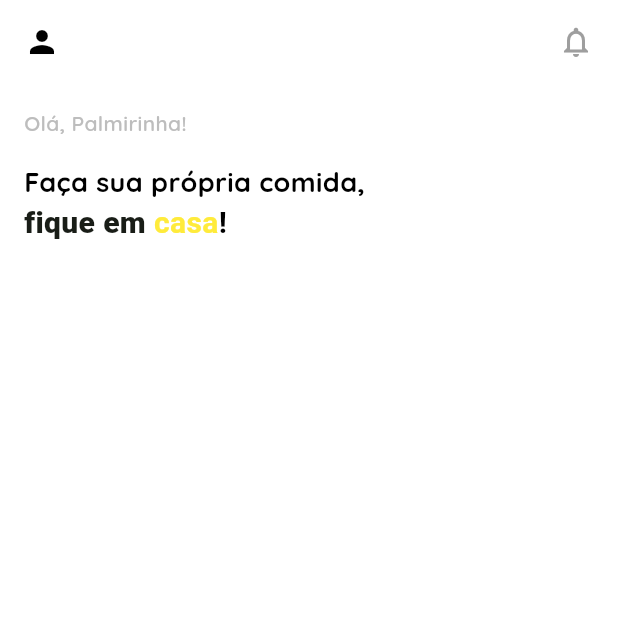
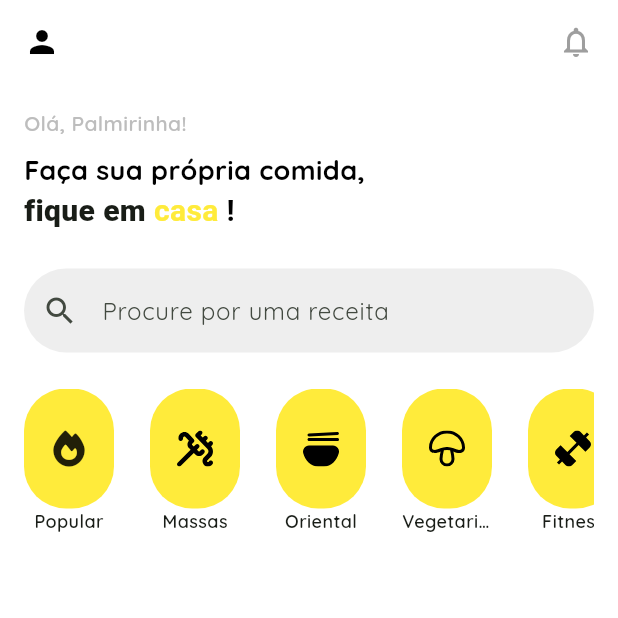
Before and after one commit to tiagoaraujo00/orgulho_da_palmirinha, a Flutter app: the screen it shows after launch, on a phone screen of 412 x 824 dp, the top half of it. Run offline on Flutter 3.47's test engine with Material 3 defaults, Android fonts, the phone set to English and light mode, and no system bars; our stand-ins replace flutter_svg, font_awesome_flutter.

Commit message:
feat: Recipe filter row implemented

```diff
--- /dev/null
+++ b/lib/constants/recipe_categories.dart
@@ -0,0 +1,16 @@
+import 'package:flutter_svg/flutter_svg.dart';
+import '../models/recipe_category.dart';
+import 'package:font_awesome_flutter/font_awesome_flutter.dart';
+
+
+
+final List<RecipeCategory> recipeCategories = [
+  const RecipeCategory(name: 'Popular', icon: FaIcon(FontAwesomeIcons.fire)),
+  RecipeCategory(name: 'Massas', icon: SvgPicture.asset('assets/icons/pasta_recipe.svg')),
+  RecipeCategory(name: 'Oriental', icon: SvgPicture.asset('assets/icons/oriental_recipe.svg')),
+  RecipeCategory(name: 'Vegetariano', icon: SvgPicture.asset('assets/icons/vegetarian_recipe.svg')),
+  RecipeCategory(name: 'Fitness', icon: SvgPicture.asset('assets/icons/fitness_recipe.svg')),
+  RecipeCategory(name: 'Drinks', icon: SvgPicture.asset('assets/icons/drinks_recipe.svg')),
+  RecipeCategory(name: 'Carnes', icon: SvgPicture.asset('assets/icons/meat_recipe.svg')),
+  RecipeCategory(name: 'Sobremesas', icon: SvgPicture.asset('assets/icons/dessert_recipe.svg')),
+];
--- a/lib/main.dart
+++ b/lib/main.dart
@@ -1,5 +1,7 @@
 import 'package:flutter/material.dart';
-import 'package:orgulho_da_palmirinha/widgets/custom_text.dart';
+import 'package:orgulho_da_palmirinha/widgets/filter_icons_row.dart';
+import 'package:orgulho_da_palmirinha/widgets/greeting_text.dart';
+import 'package:orgulho_da_palmirinha/widgets/meal_search.dart';
 
 void main() {
   runApp(const MyApp());
@@ -52,30 +54,70 @@ class _MyHomePageState extends State<MyHomePage> {
         ],
       ),
       body: Container(
+        width: double.infinity,
         padding: const EdgeInsets.all(16.0),
-          child: Column(
+        child: const Column(
           crossAxisAlignment: CrossAxisAlignment.start,
           children: [
-              Text(
-                'Olá, Palmirinha!',
-                style: TextStyle(
-                  fontSize: 14.0,
-                  fontWeight: FontWeight.w600,
-                  color: Colors.grey[400],
+            GreetingText(),
+            SizedBox(height: 24.0),
+            SizedBox(
+              width: double.infinity,
+              child: SearchMealTextField(),
+            ),
+            SizedBox(height: 24),
+            FilterIconsRow(),
+          ],
         ),
       ),
-              const SizedBox(height: 16.0),
-              const Text(
-                'Faça sua própria comida,',
-                style: TextStyle(
-                  fontSize: 18.0,
-                  color: Colors.black,
-                  fontWeight: FontWeight.bold,
-                ),
-              ),
-              const StayHomeText()
-            ],
-          ),
-        ));
+    );
   }
 }
+
+
+// class RecipeCard extends StatelessWidget {
+//   const RecipeCard({super.key});
+
+//   @override
+//   Widget build(BuildContext context) {
+//     return Container(
+//       width: 120,
+//       height: 200,
+//       decoration: BoxDecoration(
+//         borderRadius: BorderRadius.circular(16.0),
+//         color: Colors.green,
+//       ),
+//       child: Column(
+//         children: [
+//           Container(
+//             width: 50,
+//             height: 100,
+//             decoration: BoxDecoration(
+//               borderRadius: BorderRadius.circular(16.0),
+//               image: const DecorationImage(
+//                 image: NetworkImage('https://via.placeholder.com/150'),
+//                 fit: BoxFit.cover,
+//               ),
+//             ),
+//           ),
+//           const SizedBox(height: 16.0),
+//           Text(
+//             'Bolo de cenoura',
+//             style: TextStyle(
+//               fontSize: 14.0,
+//               fontWeight: FontWeight.bold,
+//               color: Colors.grey[400],
+//             ),
+//           ),
+//           const SizedBox(height: 8.0),
+//           const Text(
+//             'Brasil',
+//             style: TextStyle(
+//               fontSize: 14.0,
+//               color: Colors.grey,
+//             ),
+//           ),],
+//       ),
+//     );
+//   }
+// }
--- /dev/null
+++ b/lib/models/recipe_category.dart
@@ -0,0 +1,11 @@
+import 'package:flutter/material.dart';
+
+class RecipeCategory {
+  final String name;
+  final Widget icon;
+
+  const RecipeCategory({
+    required this.name,
+    required this.icon,
+  });
+}
--- a/lib/widgets/custom_text.dart
+++ b/lib/widgets/custom_text.dart
@@ -22,7 +22,7 @@ class StayHomeText extends StatelessWidget {
             ),
           ),
           const TextSpan(
-            text: '!',
+            text: ' !',
             style: TextStyle(
               color: Colors.black,
               fontWeight: FontWeight.bold,
--- /dev/null
+++ b/lib/widgets/filter_icons_row.dart
@@ -0,0 +1,51 @@
+import 'dart:ui';
+
+import 'package:flutter/material.dart';
+import 'package:orgulho_da_palmirinha/constants/recipe_categories.dart';
+
+class FilterIconsRow extends StatelessWidget {
+  const FilterIconsRow({super.key});
+
+  @override
+  Widget build(BuildContext context) {
+    return SingleChildScrollView(
+      scrollDirection: Axis.horizontal,
+      child: Row(
+        children: recipeCategories
+            .map((category) {
+              return Column(
+                children: [
+                  Container(
+                    width: 60,
+                    height: 80,
+                    decoration: BoxDecoration(
+                      color: Colors.yellow,
+                      borderRadius: BorderRadius.circular(28),
+                    ),
+                    child: Center(
+                      child: category.icon,
+                    ),
+                  ),
+                  Container(
+                    width: 60,
+                    alignment: Alignment.center,
+                    child: Text(
+                      category.name,
+                      style: const TextStyle(
+                        fontWeight: FontWeight.w600,
+                        fontSize: 12,
+                        overflow: TextOverflow.ellipsis,
+                      ),
+                    ),
+                  ),
+                ],
+              );
+            })
+            .toList()
+            .expand((widget) => [widget, const SizedBox(width: 24)])
+            .toList()
+          ..removeLast(),
+      ),
+    );
+  }
+}
--- /dev/null
+++ b/lib/widgets/greeting_text.dart
@@ -0,0 +1,33 @@
+import 'package:flutter/material.dart';
+import 'package:orgulho_da_palmirinha/widgets/custom_text.dart';
+
+class GreetingText extends StatelessWidget {
+  const GreetingText({super.key});
+
+  @override
+  Widget build(BuildContext context) {
+    return Column(
+      crossAxisAlignment: CrossAxisAlignment.start,
+      children: [
+        Text(
+          'Olá, Palmirinha!',
+          style: TextStyle(
+            fontSize: 14.0,
+            fontWeight: FontWeight.w600,
+            color: Colors.grey[400],
+          ),
+        ),
+        const SizedBox(height: 8.0),
+        const Text(
+          'Faça sua própria comida,',
+          style: TextStyle(
+            fontSize: 18.0,
+            color: Colors.black,
+            fontWeight: FontWeight.bold,
+          ),
+        ),
+        const StayHomeText()
+      ],
+    );
+  }
+}
--- /dev/null
+++ b/lib/widgets/meal_search.dart
@@ -0,0 +1,26 @@
+import 'package:flutter/material.dart';
+
+/// Flutter code sample for [TextField].
+
+class SearchMealTextField extends StatelessWidget {
+  const SearchMealTextField({super.key});
+
+  @override
+  Widget build(BuildContext context) {
+    return SizedBox(
+      width: 250,
+      child: TextField(
+        decoration: InputDecoration(
+          fillColor: Colors.grey[200],
+          filled: true,
+          prefixIcon: const Icon(Icons.search),
+          border: OutlineInputBorder(
+            borderRadius: BorderRadius.circular(32.0),
+            borderSide: const BorderSide(style: BorderStyle.none, width: 0),
+          ),
+          hintText: 'Procure por uma receita',
+        ),
+      ),
+    );
+  }
+}
```
Also changed, not shown: pubspec.yaml (+9 -0 lines), assets/icons/dessert_recipe.svg (added), assets/icons/drinks_recipe.svg (added), assets/icons/fastFood_recipe.svg (added), assets/icons/fitness_recipe.svg (added), assets/icons/meat_recipe.svg (added), assets/icons/oriental_recipe.svg (added), assets/icons/pasta_recipe.svg (added), assets/icons/vegetarian_recipe.svg (added), pubspec.lock. Lines whose indentation alone changed are shown as unchanged.
